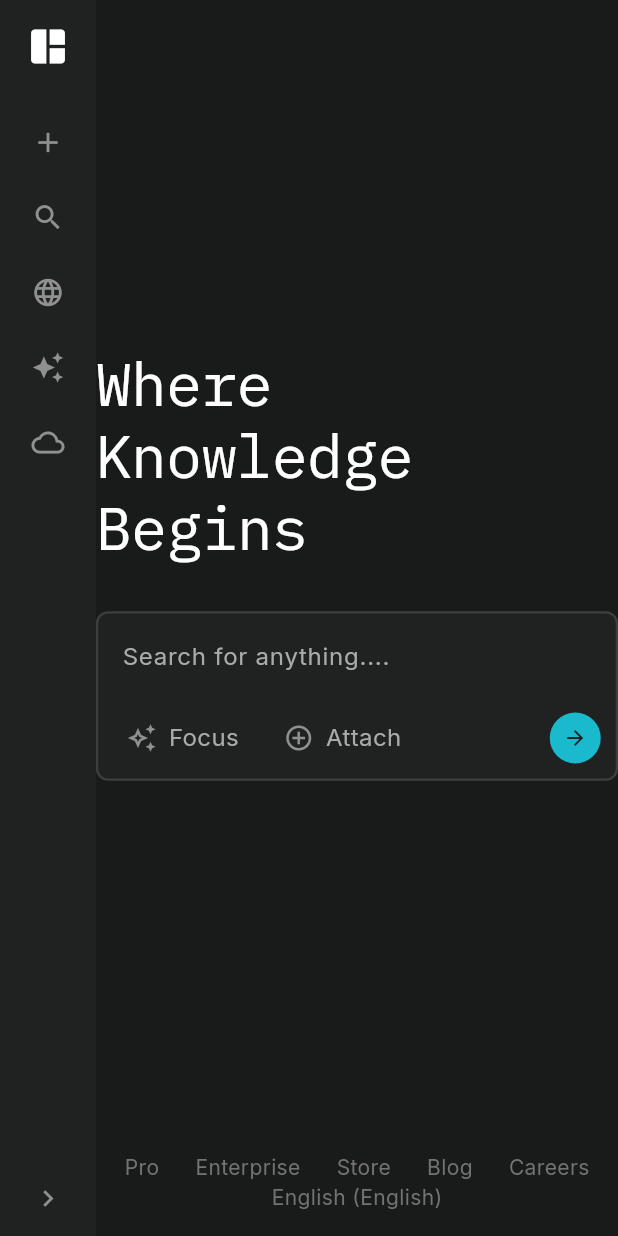
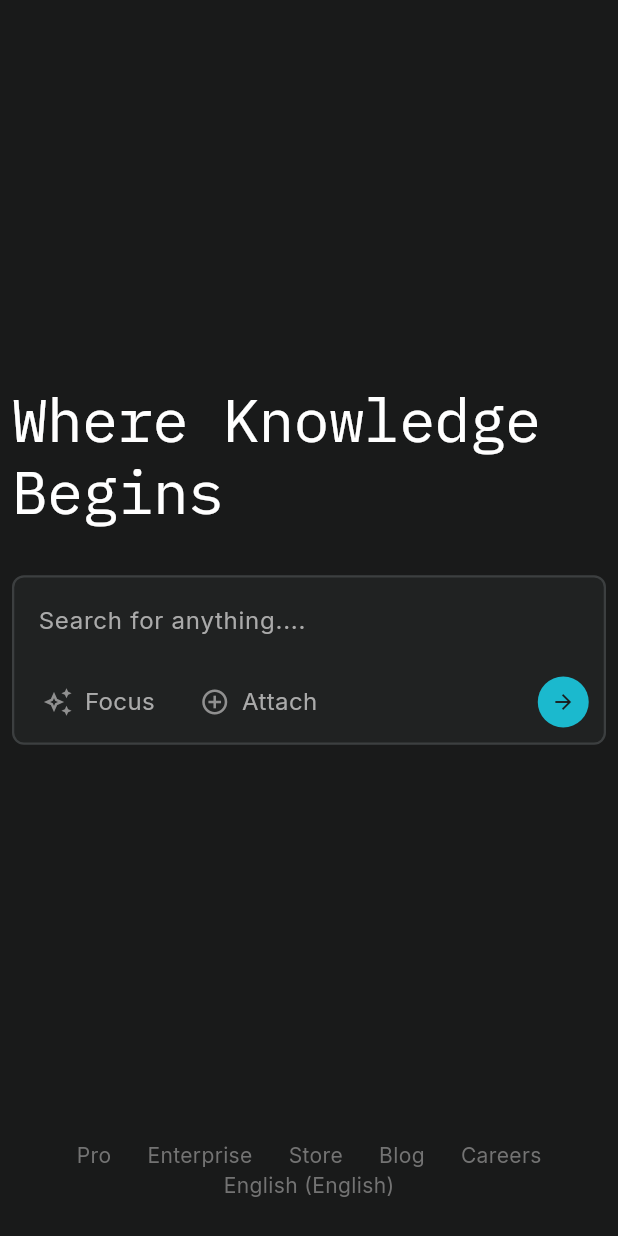
Before and after one commit to codewmanas/Flutter_RAG-AI_App, a Flutter app: the screen it shows after launch, on a phone screen of 412 x 824 dp. Run offline on Flutter 3.47's test engine with Material 3 defaults, Android fonts, the phone set to English and light mode, and no system bars; our stand-ins replace flutter_markdown, google_fonts, skeletonizer; missing offline and left inert: web_socket_client.

Commit message:
Mobile Compatible

```diff
--- a/axiora/lib/pages/home_page.dart
+++ b/axiora/lib/pages/home_page.dart
@@ -1,3 +1,4 @@
+import 'package:flutter/foundation.dart';
 import 'package:flutter/material.dart';
 import 'package:myapp/services/chat_web_service.dart';
 import 'package:myapp/theme/colors.dart';
@@ -26,8 +27,10 @@ class _HomePageState extends State<HomePage> {
       body: Row(
         children: [
           // side NavBar
-          const Sidebar(),
+          kIsWeb ? Sidebar() :  SizedBox(),
           Expanded(
+            child: Padding(
+              padding: !kIsWeb ? const EdgeInsets.all(8.0) : EdgeInsets.zero,
               child: Column(
                 children: [
                   const Expanded(child: SearchSection()),
@@ -103,6 +106,7 @@ class _HomePageState extends State<HomePage> {
                   ),
                 ],
               ),
+            ),
           )
         ],
       ),
```
Also changed, not shown: axiora/lib/pages/chat_page.dart (+5 -4 lines). Lines whose indentation alone changed are shown as unchanged.
